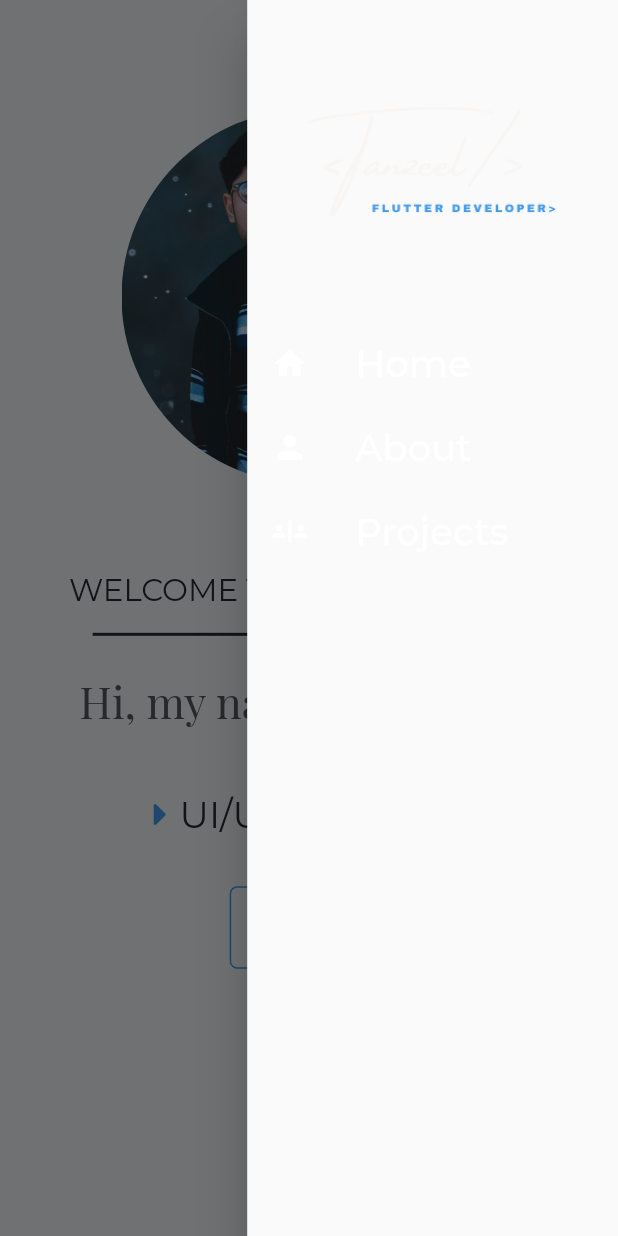
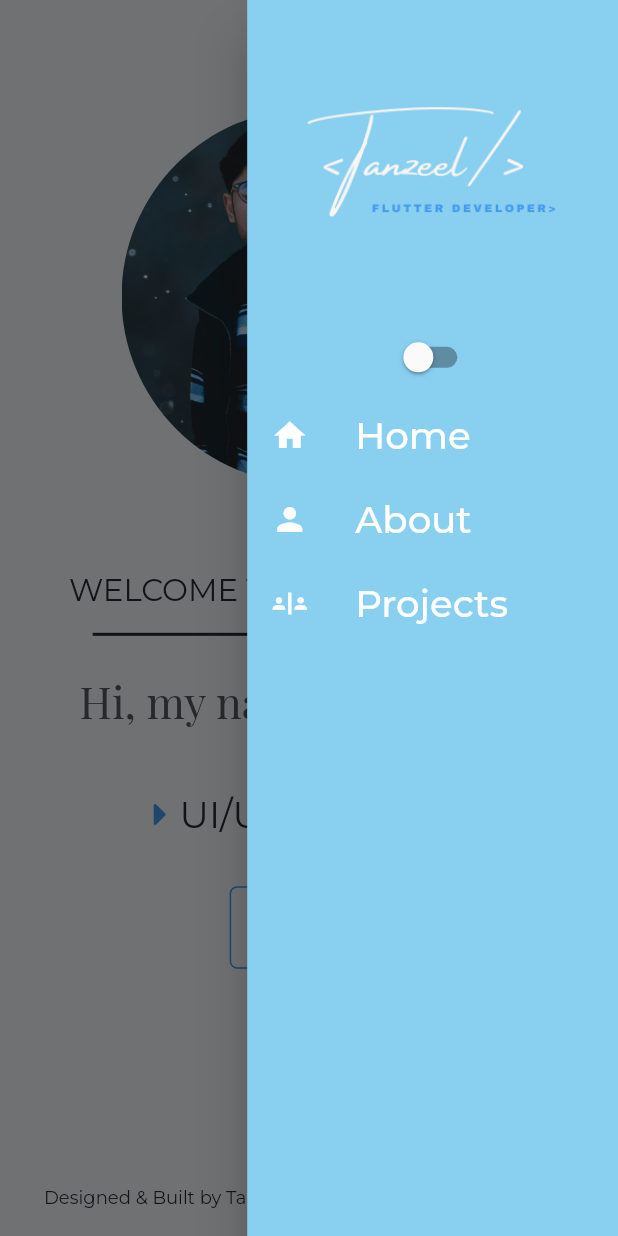
Before and after one commit to tanzeelRehman/Tanzeel_Portfolio_SourceCode, a Flutter app: the screen it shows after launch, after a tap on the "menu" icon, on a phone screen of 412 x 824 dp. Run offline on Flutter 3.47's test engine with Material 2 defaults, Android fonts, the phone set to English and light mode, and no system bars; drawn by our look-alikes of animated_text_kit, scrollable_positioned_list; our stand-ins replace carousel_slider, font_awesome_flutter, get, get_storage, google_fonts, responsive_framework and 1 more; missing offline and left inert: dart:js.

Commit message:
Theming Completed

```diff
--- a/lib/Layout/bottom_bar.dart
+++ b/lib/Layout/bottom_bar.dart
@@ -4,12 +4,18 @@ import 'package:google_fonts/google_fonts.dart';
 
 import 'package:portfolio_website/Views/Home/widgets/header_and_subHeader.dart';
 import 'package:portfolio_website/Widgets/bottom_bar_icons.dart';
+import 'package:responsive_framework/responsive_framework.dart';
 
 class BottomBar extends StatelessWidget {
   @override
   Widget build(BuildContext context) {
     double screenheight = MediaQuery.of(context).size.height;
     double screenwidth = MediaQuery.of(context).size.width;
+    return desktopBottomBar(context, screenwidth, screenheight);
+  }
+
+  Widget desktopBottomBar(
+      BuildContext context, double screenwidth, double screenheight) {
     return Column(
       children: [
         Align(
--- a/lib/Layout/layout.dart
+++ b/lib/Layout/layout.dart
@@ -4,6 +4,7 @@ import 'package:google_fonts/google_fonts.dart';
 import 'package:portfolio_website/Layout/desktop_view.dart';
 import 'package:portfolio_website/Layout/mobile_view.dart';
 import 'package:portfolio_website/Layout/widgets/content_view.dart';
+import 'package:portfolio_website/Services/theme_service.dart';
 import 'package:portfolio_website/constants/colors.dart';
 
 import 'package:portfolio_website/tab_contents.dart';
@@ -75,6 +76,11 @@ class _LayoutState extends State<Layout> with SingleTickerProviderStateMixin {
                     SizedBox(
                       height: screenheight * 0.08,
                     ),
+                    Switch(
+                        value: ThemeService().isSavedDarkMode(),
+                        onChanged: (value) {
+                          ThemeService().changeThemeMode();
+                        }),
                   ] +
                   contentviews
                       .map((e) => SizedBox(
--- /dev/null
+++ b/lib/Layout/mobile_bottom_bar.dart
@@ -0,0 +1,18 @@
+import 'package:flutter/material.dart';
+import 'package:portfolio_website/Views/Home/widgets/header_and_subHeader.dart';
+
+Widget mobileBottomBar(BuildContext context) {
+  return Row(
+    mainAxisAlignment: MainAxisAlignment.center,
+    children: [
+      Container(
+        padding: const EdgeInsets.only(top: 15, bottom: 10),
+        child: subHeader1(
+            "Designed & Built by Tanzeel ur Rehman  💙  Flutter  \u00a9 2022",
+            12,
+            context,
+            false),
+      ),
+    ],
+  );
+}
--- a/lib/Layout/mobile_view.dart
+++ b/lib/Layout/mobile_view.dart
@@ -1,5 +1,6 @@
 import 'package:flutter/material.dart';
 import 'package:portfolio_website/Layout/bottom_bar.dart';
+import 'package:portfolio_website/Layout/mobile_bottom_bar.dart';
 import 'package:portfolio_website/Layout/widgets/content_view.dart';
 import 'package:portfolio_website/Widgets/bottom_bar_icons.dart';
 import 'package:portfolio_website/constants/colors.dart';
@@ -37,7 +38,7 @@ class MobileView extends StatelessWidget {
               onPressed: () => scaffoldkey.currentState!.openEndDrawer(),
               icon: const Icon(
                 Icons.menu_rounded,
-                color: Colors.white,
+                color: kblue,
               )),
 
           //? Here Goes the content of every Tab when it will change, will cover 85% of the screen (scrrenheight * 0.85) = 85%
@@ -47,6 +48,7 @@ class MobileView extends StatelessWidget {
                   itemScrollController: itemScrollController,
                   itemBuilder: (context, index) =>
                       contentviews[index].content)),
+          mobileBottomBar(context),
         ],
       ),
     );
--- /dev/null
+++ b/lib/Services/theme_service.dart
@@ -0,0 +1,25 @@
+import 'package:flutter/material.dart';
+import 'package:get/get.dart';
+import 'package:get_storage/get_storage.dart';
+
+class ThemeService {
+  final _getStorage = GetStorage();
+  final storageKey = "isDarkMode";
+
+  bool isSavedDarkMode() {
+    return _getStorage.read(storageKey) ?? false;
+  }
+
+  ThemeMode getThemeMode() {
+    return isSavedDarkMode() ? ThemeMode.dark : ThemeMode.light;
+  }
+
+  void saveThemeMode(bool isDarkmode) {
+    _getStorage.write(storageKey, isDarkmode);
+  }
+
+  void changeThemeMode() {
+    Get.changeThemeMode(isSavedDarkMode() ? ThemeMode.light : ThemeMode.dark);
+    saveThemeMode(!isSavedDarkMode());
+  }
+}
--- a/lib/Theme/my_theme.dart
+++ b/lib/Theme/my_theme.dart
@@ -5,15 +5,29 @@ import 'package:portfolio_website/constants/colors.dart';
 class MyTheme {
   static final darkTheme = ThemeData(
       scaffoldBackgroundColor: kmainbgDark,
+      drawerTheme: const DrawerThemeData(backgroundColor: ktxtcolor2),
+      iconTheme: const IconThemeData(color: ktxtcolor1),
       textTheme: TextTheme(
           subtitle2: GoogleFonts.montserrat(color: Colors.white),
           subtitle1: GoogleFonts.montserrat(color: Colors.grey[300]),
-          headline1: GoogleFonts.playfairDisplay(color: Colors.white)));
+          headline1: GoogleFonts.playfairDisplay(color: Colors.white),
+          caption: const TextStyle(
+              fontWeight: FontWeight.w700,
+              fontStyle: FontStyle.italic,
+              fontSize: 15,
+              color: Colors.white)));
 
   static final lightTheme = ThemeData(
+      drawerTheme: const DrawerThemeData(backgroundColor: babyblue),
       scaffoldBackgroundColor: kmainbgLight,
+      iconTheme: const IconThemeData(color: kmainbgDark),
       textTheme: TextTheme(
           subtitle2: GoogleFonts.montserrat(color: ktxtcolor2),
           subtitle1: GoogleFonts.montserrat(color: ktxtcolor1),
-          headline1: GoogleFonts.playfairDisplay(color: ktxtcolor2)));
+          headline1: GoogleFonts.playfairDisplay(color: ktxtcolor2),
+          caption: const TextStyle(
+              fontWeight: FontWeight.w700,
+              fontStyle: FontStyle.italic,
+              fontSize: 15,
+              color: ktxtcolor2)));
 }
--- a/lib/Views/About/about_mobile.dart
+++ b/lib/Views/About/about_mobile.dart
@@ -1,3 +1,5 @@
+import 'dart:js';
+
 import 'package:flutter/material.dart';
 import 'package:portfolio_website/Views/About/widgets/detail_about.dart';
 import 'package:portfolio_website/Views/About/widgets/skill.dart';
@@ -8,34 +10,45 @@ import 'package:portfolio_website/constants/colors.dart';
 import 'package:portfolio_website/constants/headings.dart';
 import 'package:portfolio_website/constants/strings.dart';
 
-Widget aboutMobile(
-    double screenheight, double screenwidth, List communityIconHeight) {
+class AboutMobile extends StatelessWidget {
+  final List communityIconHeight;
+  AboutMobile({
+    Key? key,
+    required this.communityIconHeight,
+  }) : super(key: key);
+
+  late Size screen;
+
+  @override
+  Widget build(BuildContext context) {
+    screen = MediaQuery.of(context).size;
     return Padding(
-    padding: EdgeInsets.symmetric(vertical: screenheight * 0.2),
+      padding: EdgeInsets.symmetric(vertical: screen.height * 0.2),
       child: Column(
         crossAxisAlignment: CrossAxisAlignment.start,
         mainAxisAlignment: MainAxisAlignment.start,
         children: [
-        h1(screenwidth * 0.2, "About Me", kblue),
-        SizedBox(height: screenheight * 0.05),
-        h2withBoldText(
+          header1(screen.width * 0.2, "About Me", kblue),
+          SizedBox(height: screen.height * 0.05),
+          subHeader1(
               "I'm Tanzeel ur Rehman, a Flutter developer and Graphics designer",
               24,
-            Colors.white),
+              context,
+              true),
 
-        SizedBox(height: screenheight * 0.03),
+          SizedBox(height: screen.height * 0.03),
           //*=========================================================
 
-        detailAbout(),
+          detailAbout(context),
 
-        SizedBox(height: screenheight * 0.05),
+          SizedBox(height: screen.height * 0.05),
           //*=========================================================
           //? COMSATS RESUME AND GDSC ICON
           Row(
             children: [
               OutlinedCustomBtn(btnText: "Contact Me", onPressed: () {}),
               SizedBox(
-              width: screenwidth * 0.05,
+                width: screen.width * 0.05,
               ),
               for (int i = 0; i < kCommunityLogo.length; i++)
                 CommunityIconBtn(
@@ -46,12 +59,12 @@ Widget aboutMobile(
           ),
 
           SizedBox(
-          height: screenheight * 0.04,
+            height: screen.height * 0.04,
           ),
           //*=========================================================
-        h1(20, "Technologies and languages I have worked with", kblue),
+          header1(20, "Technologies and languages I have worked with", kblue),
           SizedBox(
-          height: screenheight * 0.03,
+            height: screen.height * 0.03,
           ),
 
           //*=========================================================
@@ -59,20 +72,21 @@ Widget aboutMobile(
           FittedBox(
             child: Row(
               children: [
-              for (var i = 0; i < 4; i++) skill(kskills[i]),
+                for (var i = 0; i < 4; i++) skill(kskills[i], context),
               ],
             ),
           ),
           FittedBox(
             child: Row(
               children: [
-              for (var i = 4; i < 8; i++) skill(kskills[i]),
+                for (var i = 4; i < 8; i++) skill(kskills[i], context),
               ],
             ),
           ),
 
-        skill(kskills[kskills.length - 1])
+          skill(kskills[kskills.length - 1], context)
         ],
       ),
     );
   }
+}
--- a/lib/Views/About/about_view.dart
+++ b/lib/Views/About/about_view.dart
@@ -16,7 +16,9 @@ class AboutView extends StatelessWidget {
     communityIconHeight = [60.0, 40.0];
 
     return ResponsiveWrapper.of(context).isLargerThan(TABLET)
-        ? aboutdesktopView(screenwidth, screenheight, communityIconHeight)
-        : aboutMobile(screenheight, screenwidth, communityIconHeight);
+        ? AboutDesktopView(
+            communityIconHeight: communityIconHeight,
+          )
+        : AboutMobile(communityIconHeight: communityIconHeight);
   }
 }
--- a/lib/Views/About/widgets/detail_about.dart
+++ b/lib/Views/About/widgets/detail_about.dart
@@ -1,14 +1,21 @@
 import 'package:flutter/material.dart';
-import 'package:portfolio_website/constants/styles.dart';
 
-Widget detailAbout() {
+Widget detailAbout(BuildContext context) {
+  const _simpletxt = TextStyle(fontSize: 13);
+  final kemphasize = Theme.of(context).textTheme.caption;
+
   return RichText(
-      text: TextSpan(style: kwhiteSubHeading, children: const [
-    TextSpan(
+      text: TextSpan(
+          style: Theme.of(context)
+              .textTheme
+              .subtitle1!
+              .copyWith(letterSpacing: 1.0, height: 2.0),
+          children: [
+        const TextSpan(
             text: "I'm a Final Year Software engineering student enrolled ",
             style: _simpletxt),
         TextSpan(text: "COMSATS University, ", style: kemphasize),
-    TextSpan(
+        const TextSpan(
             text:
                 "Islamabad Abbottabad Campus.  I have been developing mobile apps for almost 1 year. I have developed many mobile apps, these apps include",
             style: _simpletxt),
@@ -16,10 +23,9 @@ Widget detailAbout() {
             text:
                 " Firebase aunthetication, Realtime online database, local database, Google Maps API integration and Webscrapping",
             style: kemphasize),
-    TextSpan(text: " I'm an active member of ", style: _simpletxt),
-    TextSpan(text: "Google Developer Student Clubs (DSC) ", style: kemphasize),
-    TextSpan(text: "Abbottabad Pakistan", style: _simpletxt)
+        const TextSpan(text: " I'm an active member of ", style: _simpletxt),
+        TextSpan(
+            text: "Google Developer Student Clubs (DSC) ", style: kemphasize),
+        const TextSpan(text: "Abbottabad Pakistan", style: _simpletxt)
       ]));
 }
-
-const _simpletxt = TextStyle(fontSize: 13);
--- a/lib/Views/About/widgets/skill.dart
+++ b/lib/Views/About/widgets/skill.dart
@@ -3,7 +3,7 @@ import 'package:font_awesome_flutter/font_awesome_flutter.dart';
 import 'package:portfolio_website/Views/Home/widgets/header_and_subHeader.dart';
 import 'package:portfolio_website/constants/colors.dart';
 
-Widget skill(String name) {
+Widget skill(String name, BuildContext context) {
   return Padding(
     padding: const EdgeInsets.only(right: 10.0),
     child: Row(
@@ -12,10 +12,10 @@ Widget skill(String name) {
           FontAwesomeIcons.caretRight,
           color: kblue,
         ),
-        // Padding(
-        //   padding: const EdgeInsets.only(left: 8),
-        //   child: subHeader1(name, 15),
-        // ),
+        Padding(
+          padding: const EdgeInsets.only(left: 8),
+          child: subHeader1(name, 15, context, false),
+        ),
       ],
     ),
   );
--- a/lib/Views/Home/home_view.dart
+++ b/lib/Views/Home/home_view.dart
@@ -44,8 +44,8 @@ class _HomeViewState extends State<HomeView> {
             mainAxisAlignment: MainAxisAlignment.center,
             crossAxisAlignment: CrossAxisAlignment.start,
             children: [
-              subHeader1(
-                  "WELCOME TO MY PORTFOLIO!", screenheight * 0.03, context),
+              subHeader1("WELCOME TO MY PORTFOLIO!", screenheight * 0.03,
+                  context, false),
               header(sizes.getFontSize(true), context),
               SizedBox(height: screenheight * 0.05),
               animatedText(
@@ -73,7 +73,8 @@ class _HomeViewState extends State<HomeView> {
       children: [
         picture(sizes.getImageSize(), 'lib/assets/images/cut_pic.jpg'),
         SizedBox(height: screenheight * 0.07),
-        subHeader1("WELCOME TO MY PORTFOLIO!", screenwidth * 0.05, context),
+        subHeader1(
+            "WELCOME TO MY PORTFOLIO!", screenwidth * 0.05, context, false),
         SizedBox(height: screenheight * 0.02),
         Align(
           alignment: Alignment.center,
--- a/lib/Views/Home/widgets/header_and_subHeader.dart
+++ b/lib/Views/Home/widgets/header_and_subHeader.dart
@@ -24,7 +24,7 @@ Widget header(double fontSize, BuildContext context) {
   );
 }
 
-Widget h1(double fontSize, String text, Color color) {
+Widget header1(double fontSize, String text, Color color) {
   return Wrap(
     children: [
       Text(text,
@@ -33,8 +33,18 @@ Widget h1(double fontSize, String text, Color color) {
   );
 }
 
-Widget subHeader1(String text, double fontSize, BuildContext context) {
+Widget subHeader1(
+    String text, double fontSize, BuildContext context, bool isBoald) {
   return Text(text,
-      style:
-          Theme.of(context).textTheme.subtitle1!.copyWith(fontSize: fontSize));
+      style: Theme.of(context).textTheme.subtitle1!.copyWith(
+          fontSize: fontSize,
+          fontWeight: isBoald ? FontWeight.w600 : FontWeight.normal));
 }
+
+Widget subHeader2(
+    String text, double fontSize, BuildContext context, bool isBoald) {
+  return Text(text,
+      style: Theme.of(context).textTheme.subtitle2!.copyWith(
+          fontSize: fontSize,
+          fontWeight: isBoald ? FontWeight.w600 : FontWeight.normal));
+}
--- a/lib/Layout/widgets/arrows.dart
+++ b/lib/Views/Projects/arrows.dart
@@ -14,7 +14,6 @@ class Arrows extends StatelessWidget {
       alignment: isBackArrow ? Alignment.centerLeft : Alignment.centerRight,
       child: IconButton(
           splashColor: Colors.transparent,
-          color: Colors.white,
           onPressed: () =>
               isBackArrow ? controller.previousPage() : controller.nextPage(),
           icon: Icon(
--- a/lib/Views/Projects/project_view.dart
+++ b/lib/Views/Projects/project_view.dart
@@ -1,6 +1,8 @@
 import 'package:flutter/material.dart';
 import 'package:carousel_slider/carousel_slider.dart';
-import 'package:portfolio_website/Layout/widgets/arrows.dart';
+import 'package:portfolio_website/Views/Projects/arrows.dart';
+import 'package:portfolio_website/Views/Home/widgets/header_and_subHeader.dart';
+import 'package:portfolio_website/Views/Projects/arrows.dart';
 import 'package:portfolio_website/constants/colors.dart';
 import 'package:portfolio_website/constants/strings.dart';
 import 'package:responsive_framework/responsive_framework.dart';
@@ -39,8 +41,8 @@ class _ProjectViewState extends State<ProjectView> {
           child: Container(
             child: Column(
               children: [
-                Text(projects[activeIndex].title),
-                Text(projects[activeIndex].desc)
+                header1(30, projects[activeIndex].title, kblue),
+                subHeader1(projects[activeIndex].desc, 15, context, false)
               ],
             ),
           ),
@@ -58,10 +60,11 @@ class _ProjectViewState extends State<ProjectView> {
         SizedBox(
           height: projectViewScreenHeight * 0.25,
           child: Container(
+            padding: const EdgeInsets.symmetric(vertical: 15),
             child: Column(
               children: [
-                Text(projects[activeIndex].title),
-                Text(projects[activeIndex].desc)
+                header1(30, projects[activeIndex].title, kblue),
+                subHeader2(projects[activeIndex].desc, 15, context, true)
               ],
             ),
           ),
@@ -80,7 +83,9 @@ class _ProjectViewState extends State<ProjectView> {
   //* ==========================================================
 
   Widget buildIndicator() {
-    return Row(
+    return Padding(
+      padding: const EdgeInsets.only(top: 40, bottom: 20),
+      child: Row(
         mainAxisAlignment: MainAxisAlignment.center,
         children: [
           Arrows(
@@ -88,8 +93,7 @@ class _ProjectViewState extends State<ProjectView> {
             controller: controller,
           ),
           Padding(
-          padding:
-              const EdgeInsets.only(top: 40, bottom: 20, left: 20, right: 20),
+            padding: const EdgeInsets.only(left: 20, right: 20),
             child: AnimatedSmoothIndicator(
                 effect: const WormEffect(activeDotColor: kblue),
                 activeIndex: activeIndex,
@@ -100,6 +104,7 @@ class _ProjectViewState extends State<ProjectView> {
             controller: controller,
           ),
         ],
+      ),
     );
   }
 
--- a/lib/constants/colors.dart
+++ b/lib/constants/colors.dart
@@ -9,3 +9,4 @@ const ktxtcolor1 = Color(0xff2a2a32);
 const ktxtcolor2 = Color(0xFF565662);
 
 const lightblue = Color(0xFF9CB5F9);
+const babyblue = Color(0xff89CFF0);
--- a/lib/main.dart
+++ b/lib/main.dart
@@ -1,11 +1,15 @@
 import 'package:flutter/material.dart';
+import 'package:get_storage/get_storage.dart';
 import 'package:portfolio_website/Layout/layout.dart';
+import 'package:portfolio_website/Services/theme_service.dart';
 import 'package:portfolio_website/Theme/my_theme.dart';
 import 'package:portfolio_website/constants/colors.dart';
 import 'package:responsive_framework/responsive_wrapper.dart';
 import 'package:responsive_framework/utils/scroll_behavior.dart';
+import 'package:get/get.dart';
 
-void main() {
+void main() async {
+  await GetStorage.init();
   runApp(const MyApp());
 }
 
@@ -15,7 +19,7 @@ class MyApp extends StatelessWidget {
   // This widget is the root of your application.
   @override
   Widget build(BuildContext context) {
-    return MaterialApp(
+    return GetMaterialApp(
       title: 'tanzRfolio',
       builder: (context, child) => ResponsiveWrapper.builder(
           ClampingScrollWrapper.builder(context, child!),
@@ -25,6 +29,8 @@ class MyApp extends StatelessWidget {
             ResponsiveBreakpoint.resize(800, name: DESKTOP),
             ResponsiveBreakpoint.resize(350, name: 'XL')
           ]),
+      themeMode: ThemeService().getThemeMode(),
+      darkTheme: MyTheme.darkTheme,
       theme: MyTheme.lightTheme,
       home: Layout(),
     );
```
Also changed, not shown: lib/Layout/nav_bar.dart (+36 -5 lines), lib/Views/About/about_desktop.dart (+29 -14 lines), lib/constants/styles.dart (deleted, +0 -12 lines), pubspec.yaml (+6 -4 lines), pubspec.lock. Lines whose indentation alone changed are shown as unchanged.
